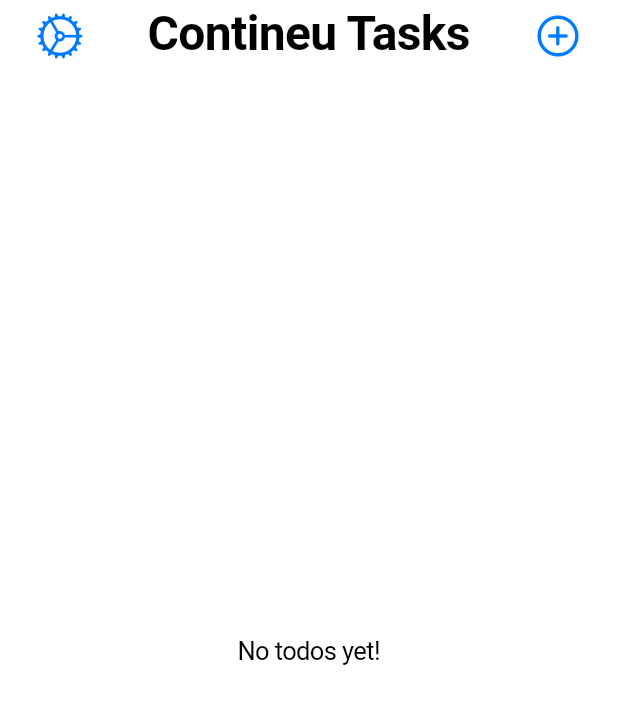
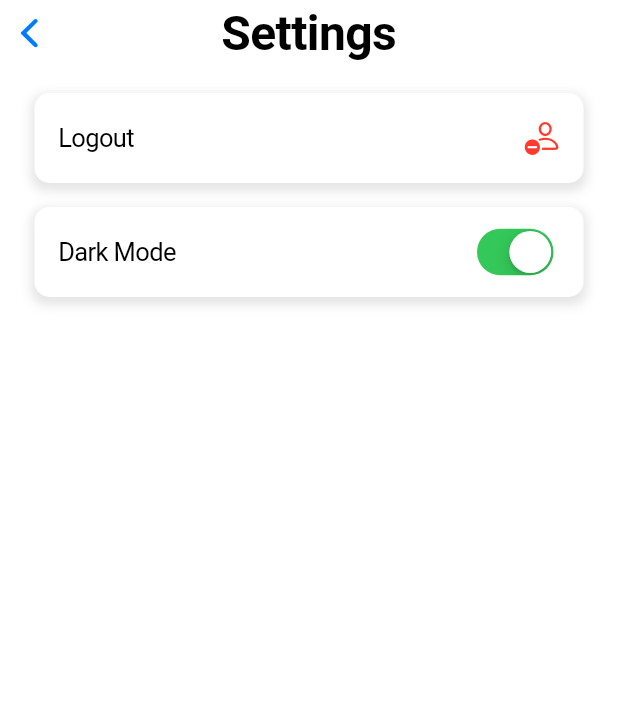
Before and after one commit to Jayakrishnan-manoj/Contineu-task, a Flutter app: the HomeScreen screen opened directly, after a tap on an icon or button, on a phone screen of 412 x 824 dp. Shown: the top 704 px of the screen. Run offline on Flutter 3.47's test engine with Material 3 defaults, Android fonts, the phone set to English and light mode, and no system bars; our stand-ins replace cloud_firestore, firebase_auth, firebase_core; accounts and stored records are empty.

Commit message:
add: settings screen ui

```diff
--- a/lib/screens/home_screen.dart
+++ b/lib/screens/home_screen.dart
@@ -1,4 +1,5 @@
 import 'package:contineu/screens/add_todo_screen.dart';
+import 'package:contineu/screens/settings_screen.dart';
 import 'package:contineu/services/database_service.dart';
 import 'package:contineu/widgets/custom_listtile.dart';
 import 'package:flutter/cupertino.dart';
@@ -14,10 +15,6 @@ class HomeScreen extends StatefulWidget {
 class _HomeScreenState extends State<HomeScreen> {
   final DatabaseService _databaseService = DatabaseService();
 
-  final TextEditingController _addTodoController = TextEditingController();
-
-  final TextEditingController _editTodoController = TextEditingController();
-
   @override
   Widget build(BuildContext context) {
     return CupertinoPageScaffold(
@@ -25,7 +22,13 @@ class _HomeScreenState extends State<HomeScreen> {
         border: null,
         backgroundColor: Colors.transparent,
         leading: IconButton(
-          onPressed: () {},
+          onPressed: () {
+            Navigator.of(context).push(
+              CupertinoPageRoute(
+                builder: (context) => SettingsScreen(),
+              ),
+            );
+          },
           icon: Icon(
             CupertinoIcons.settings,
           ),
@@ -83,80 +86,6 @@ class _HomeScreenState extends State<HomeScreen> {
                           ),
                         );
                       },
-                      // onEdit: () {
-                      //   setState(() {
-                      //     _editTodoController.text = todo['title'];
-                      //   });
-                      //   showCupertinoModalPopup(
-                      //       context: context,
-                      //       builder: (BuildContext builder) {
-                      //         return CupertinoPopupSurface(
-                      //           child: AnimatedPadding(
-                      //             duration: const Duration(milliseconds: 300),
-                      //             padding: EdgeInsets.only(
-                      //                 bottom: MediaQuery.of(context)
-                      //                     .viewInsets
-                      //                     .bottom),
-                      //             child: Container(
-                      //               padding: EdgeInsets.all(20),
-                      //               alignment: Alignment.center,
-                      //               width: double.infinity,
-                      //               color: Colors.white,
-                      //               height: 500,
-                      //               child: Column(
-                      //                 children: [
-                      //                   SizedBox(
-                      //                     height: 100,
-                      //                     child: CupertinoTextField(
-                      //                       maxLength: 30,
-                      //                       controller: _editTodoController,
-                      //                       padding: EdgeInsets.all(10),
-                      //                       decoration: BoxDecoration(
-                      //                           color:
-                      //                               CupertinoColors.systemGrey5,
-                      //                           borderRadius:
-                      //                               BorderRadius.circular(10)),
-                      //                     ),
-                      //                   ),
-                      //                   const SizedBox(
-                      //                     height: 30,
-                      //                   ),
-                      //                   FilledButton(
-                      //                     onPressed: () async {
-                      //                       if (_editTodoController
-                      //                           .text.isNotEmpty) {
-                      //                         await _databaseService
-                      //                             .editTodo(
-                      //                                 _editTodoController.text,
-                      //                                 todo['id'])
-                      //                             .whenComplete(() {
-                      //                           Navigator.of(context).pop();
-                      //                           _editTodoController.clear();
-                      //                         });
-                      //                       }
-                      //                     },
-                      //                     child: Text("Edit Task"),
-                      //                     style: ButtonStyle(
-                      //                       backgroundColor:
-                      //                           WidgetStatePropertyAll(
-                      //                               CupertinoColors
-                      //                                   .darkBackgroundGray),
-                      //                       shape: WidgetStatePropertyAll(
-                      //                         RoundedRectangleBorder(
-                      //                           borderRadius: BorderRadius.all(
-                      //                             Radius.circular(8),
-                      //                           ),
-                      //                         ),
-                      //                       ),
-                      //                     ),
-                      //                   )
-                      //                 ],
-                      //               ),
-                      //             ),
-                      //           ),
-                      //         );
-                      //       });
-                      // },
                     );
                   });
             },
--- /dev/null
+++ b/lib/screens/settings_screen.dart
@@ -0,0 +1,63 @@
+import 'package:contineu/screens/auth/login_screen.dart';
+import 'package:contineu/services/auth_service.dart';
+import 'package:contineu/widgets/settings_tile.dart';
+import 'package:flutter/cupertino.dart';
+import 'package:flutter/material.dart';
+
+class SettingsScreen extends StatefulWidget {
+  const SettingsScreen({super.key});
+
+  @override
+  State<SettingsScreen> createState() => _SettingsScreenState();
+}
+
+class _SettingsScreenState extends State<SettingsScreen> {
+  @override
+  Widget build(BuildContext context) {
+    return CupertinoPageScaffold(
+      navigationBar: CupertinoNavigationBar(
+        backgroundColor: Colors.transparent,
+        border: null,
+        middle: Text(
+          "Settings",
+          style: TextStyle(fontSize: 32),
+        ),
+      ),
+      child: SafeArea(
+        child: Padding(
+            padding: EdgeInsets.symmetric(
+              horizontal: 15,
+              vertical: 10,
+            ),
+            child: Column(
+              children: [
+                SettingsTile(
+                  title: "Logout",
+                  trailing: Icon(
+                    CupertinoIcons.person_badge_minus,
+                    color: CupertinoColors.systemRed,
+                  ),
+                  onTap: () async {
+                    await AuthService().signOut().whenComplete(() {
+                      Navigator.of(context).pushReplacement(
+                        CupertinoPageRoute(
+                          builder: (context) => LoginScreen(),
+                        ),
+                      );
+                    });
+                  },
+                ),
+                SettingsTile(
+                  onTap: null,
+                  trailing: CupertinoSwitch(
+                    value: true,
+                    onChanged: (_) {},
+                  ),
+                  title: "Dark Mode",
+                )
+              ],
+            )),
+      ),
+    );
+  }
+}
--- /dev/null
+++ b/lib/widgets/settings_tile.dart
@@ -0,0 +1,47 @@
+import 'package:flutter/cupertino.dart';
+
+class SettingsTile extends StatelessWidget {
+  const SettingsTile({
+    super.key,
+    required this.onTap,
+    required this.trailing,
+    required this.title,
+  });
+
+  final VoidCallback? onTap;
+  final Widget trailing;
+  final String title;
+
+  @override
+  Widget build(BuildContext context) {
+    return GestureDetector(
+      onTap: onTap,
+      child: Padding(
+        padding: EdgeInsets.all(8.0),
+        child: Container(
+          height: 60,
+          decoration: BoxDecoration(
+            color: CupertinoColors.white,
+            borderRadius: BorderRadius.circular(10.0),
+            boxShadow: [
+              BoxShadow(
+                color: CupertinoColors.black.withOpacity(0.1),
+                spreadRadius: 2,
+                blurRadius: 5,
+                offset: Offset(0, 3),
+              ),
+            ],
+          ),
+          child: Padding(
+            padding:
+                const EdgeInsets.symmetric(horizontal: 16.0, vertical: 8.0),
+            child: Row(
+              mainAxisAlignment: MainAxisAlignment.spaceBetween,
+              children: [Text(title), trailing],
+            ),
+          ),
+        ),
+      ),
+    );
+  }
+}
```
